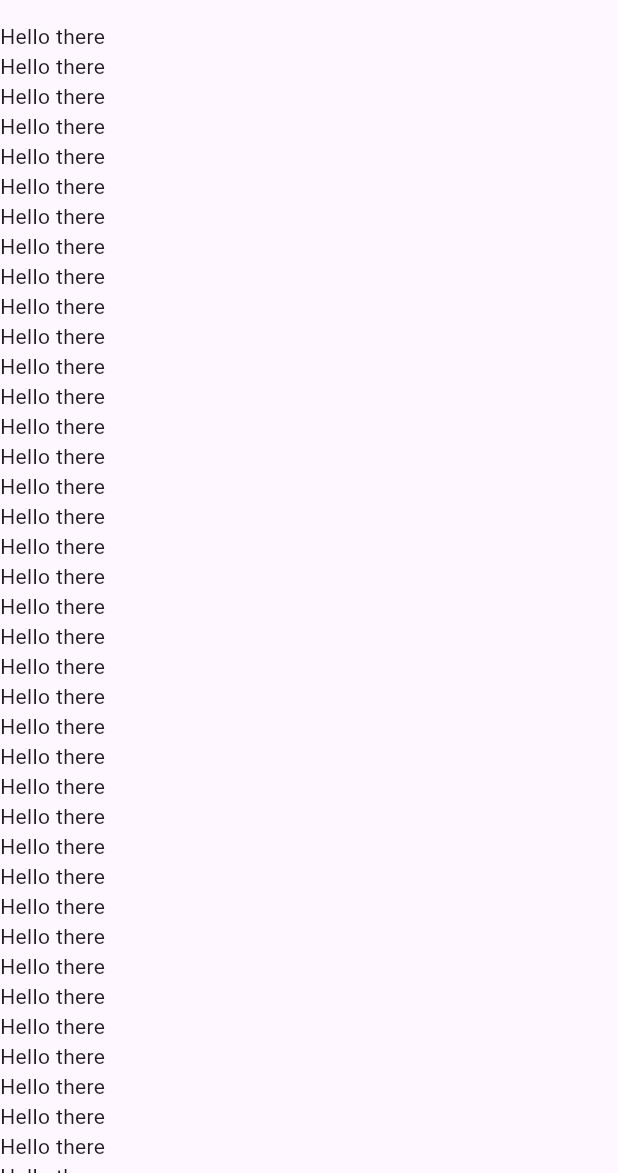
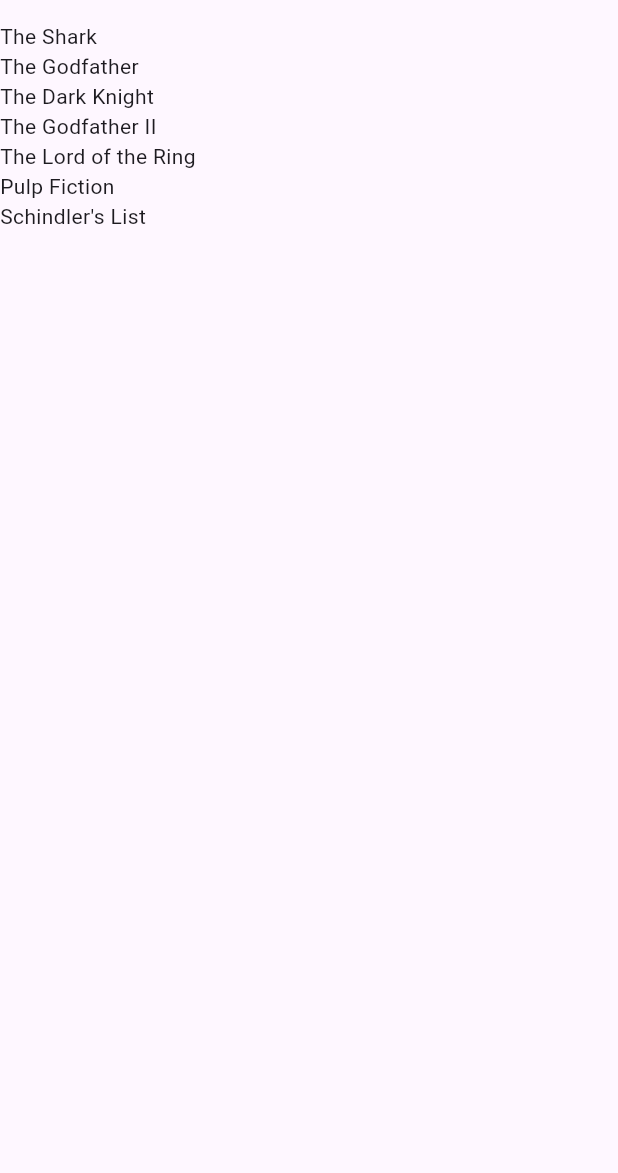
Before and after one commit to leobewater/flutter_movie_app, a Flutter app: the screen it shows after launch, on a phone screen of 412 x 824 dp, the part 63-1236 px from its top. Run offline on Flutter 3.47's test engine with Material 3 defaults, Android fonts, the phone set to English and light mode, and no system bars.

Commit message:
populate movie title

```diff
--- a/lib/main.dart
+++ b/lib/main.dart
@@ -29,13 +29,26 @@ class Home extends StatefulWidget {
 }
 
 class _HomeState extends State<Home> {
+  final _movieList = <String>[
+    "The Shark",
+    "The Godfather",
+    "The Dark Knight",
+    "The Godfather II",
+    "The Lord of the Ring",
+    "Pulp Fiction",
+    "Schindler's List"
+  ];
+
   @override
   Widget build(BuildContext context) {
     return Scaffold(
       appBar: AppBar(title: const Text('Movies')),
-      body: Center(child: ListView.builder(itemBuilder: (context, index) {
-        return Text('Hello there');
-      })),
+      body: Center(
+          child: ListView.builder(
+              itemCount: _movieList.length, // limit to number of items
+              itemBuilder: (context, index) {
+                return Text(_movieList[index]);
+              })),
     );
   }
 }
```
